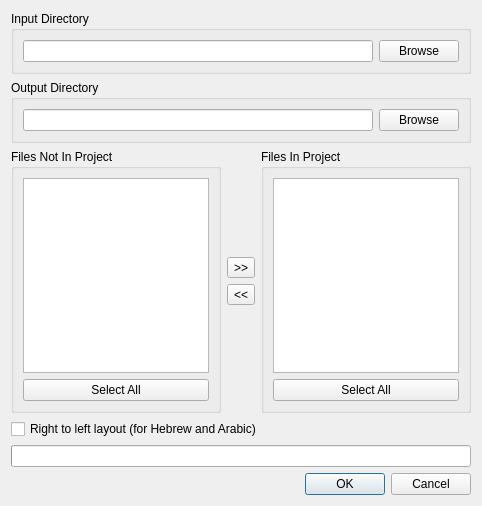
First picture: the form in ui/ProjectFilesDialog.ui, repository ImageProcessing-ElectronicPublications/scantailor-deviant, before the edit.
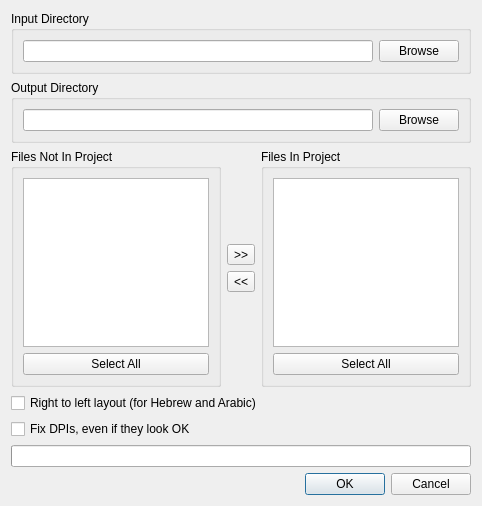
Second picture: the form after the edit.

Commit message: More strict DPI checking when creating, and even when opening a project. Wrong DPIs can easily lead to out-of-memory conditions.

```diff
--- a/ui/ProjectFilesDialog.ui
+++ b/ui/ProjectFilesDialog.ui
@@ -172,8 +172,15 @@
     </widget>
    </item>
    <item>
-    <widget class="QProgressBar" name="progressBar" >
-     <property name="value" >
+    <widget class="QCheckBox" name="forceFixDpi">
+     <property name="text">
+      <string>Fix DPIs, even if they look OK</string>
+     </property>
+    </widget>
+   </item>
+   <item>
+    <widget class="QProgressBar" name="progressBar">
+     <property name="value">
       <number>0</number>
      </property>
      <property name="textVisible" >
```
Left out of the diff: 129 changed lines with no effect on the pictures. The commit also changes 20 other files.
